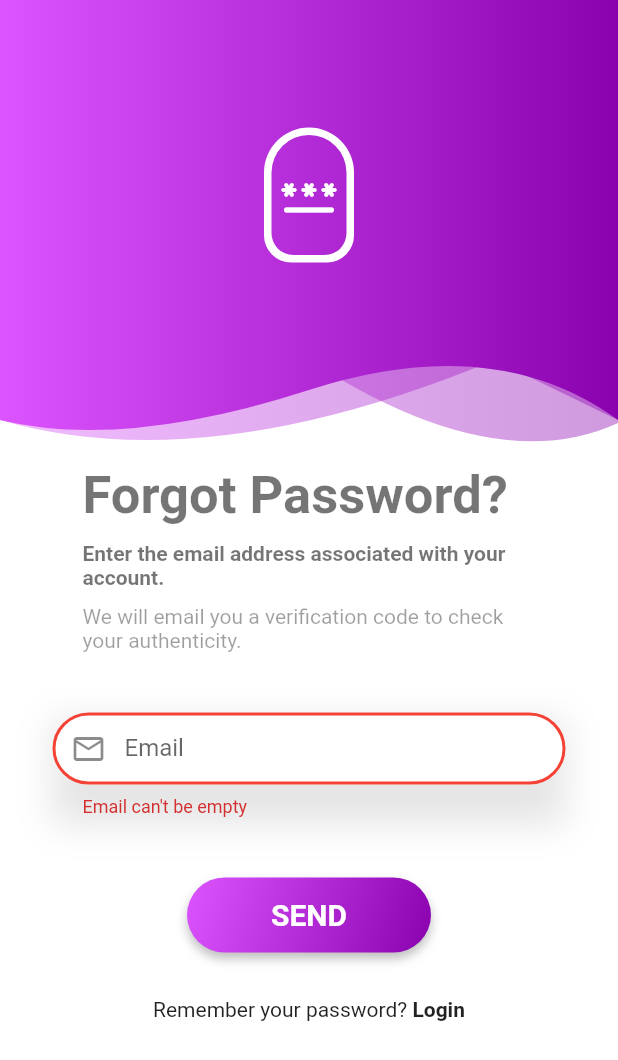
After one commit to heyru3/OSAP, a Flutter app: the ForgotPasswordPage screen opened directly, after a tap on "SEND", on a phone screen of 412 x 824 dp. The commit adds this screen. Shown: the top 1060 px of the screen. Run offline on Flutter 3.47's test engine with Material 2 defaults, Android fonts, the phone set to English and light mode, and no system bars; our stand-ins replace font_awesome_flutter, get, hexcolor, introduction_screen, lottie, otp_text_field; missing offline and left inert: tap_canvas.

Commit message:
Add forgot file
Add forgot dart file.

```diff
--- a/lib/app/modules/login/controllers/login_controller.dart
+++ b/lib/app/modules/login/controllers/login_controller.dart
@@ -2,6 +2,10 @@ import 'package:flutter/material.dart';
 import 'package:get/get.dart';
 
 class LoginController extends GetxController {
+
+  final formKey = GlobalKey<FormState>();
+  RxBool pinSuccess = false.obs;
+
   final GlobalKey<FormState> loginFormKey = GlobalKey<FormState>();
   late TextEditingController emailController, passwordController;
   var email = '';
--- /dev/null
+++ b/lib/app/modules/login/views/forgot_password_page.dart
@@ -0,0 +1,162 @@
+import 'package:flutter/gestures.dart';
+import 'package:flutter/material.dart';
+import 'package:get/get.dart';
+import 'package:osap/app/routes/app_pages.dart';
+
+import '../../../data/common/theme_helper.dart';
+import '../../../data/widget/header.dart';
+import 'forgot_password_verification_page.dart';
+
+class ForgotPasswordPage extends StatefulWidget {
+  const ForgotPasswordPage({Key? key}) : super(key: key);
+
+  @override
+  _ForgotPasswordPageState createState() => _ForgotPasswordPageState();
+}
+
+class _ForgotPasswordPageState extends State<ForgotPasswordPage> {
+  final _formKey = GlobalKey<FormState>();
+
+  @override
+  Widget build(BuildContext context) {
+    double _headerHeight = 300;
+    return Scaffold(
+        backgroundColor: Colors.white,
+        body: SingleChildScrollView(
+          child: Column(
+            children: [
+              Container(
+                height: _headerHeight,
+                child:
+                    HeaderWidget(_headerHeight, true, Icons.password_rounded),
+              ),
+              SafeArea(
+                child: Container(
+                  margin: EdgeInsets.fromLTRB(25, 10, 25, 10),
+                  padding: EdgeInsets.fromLTRB(10, 0, 10, 0),
+                  child: Column(
+                    children: [
+                      Container(
+                        alignment: Alignment.topLeft,
+                        margin: EdgeInsets.fromLTRB(20, 0, 20, 0),
+                        child: Column(
+                          mainAxisAlignment: MainAxisAlignment.start,
+                          crossAxisAlignment: CrossAxisAlignment.start,
+                          children: [
+                            Text(
+                              'Forgot Password?',
+                              style: TextStyle(
+                                  fontSize: 35,
+                                  fontWeight: FontWeight.bold,
+                                  color: Colors.black54),
+                              // textAlign: TextAlign.center,
+                            ),
+                            SizedBox(
+                              height: 10,
+                            ),
+                            Text(
+                              'Enter the email address associated with your account.',
+                              style: TextStyle(
+                                  // fontSize: 20,
+                                  fontWeight: FontWeight.bold,
+                                  color: Colors.black54),
+                              // textAlign: TextAlign.center,
+                            ),
+                            SizedBox(
+                              height: 10,
+                            ),
+                            Text(
+                              'We will email you a verification code to check your authenticity.',
+                              style: TextStyle(
+                                color: Colors.black38,
+                                // fontSize: 20,
+                              ),
+                              // textAlign: TextAlign.center,
+                            ),
+                          ],
+                        ),
+                      ),
+                      SizedBox(height: 40.0),
+                      Form(
+                        key: _formKey,
+                        child: Column(
+                          children: <Widget>[
+                            Container(
+                              child: TextFormField(
+                                decoration: ThemeHelper().textInputDecoration(
+                                    hintText: 'Enter your email',
+                                    iconData: Icons.email_outlined,
+                                    labelText: 'Email'),
+                                validator: (val) {
+                                  if (val!.isEmpty) {
+                                    return "Email can't be empty";
+                                  } else if (!RegExp(
+                                          r"^[a-zA-Z0-9.!#$%&'*+/=?^_`{|}~-]+@[a-zA-Z0-9](?:[a-zA-Z0-9-]{0,253}[a-zA-Z0-9])?(?:\.[a-zA-Z0-9](?:[a-zA-Z0-9-]{0,253}[a-zA-Z0-9])?)*$")
+                                      .hasMatch(val)) {
+                                    return "Enter a valid email address";
+                                  }
+                                  return null;
+                                },
+                              ),
+                              decoration:
+                                  ThemeHelper().inputBoxDecorationShadow(),
+                            ),
+                            SizedBox(height: 40.0),
+                            Container(
+                              decoration:
+                                  ThemeHelper().buttonBoxDecoration(context),
+                              child: ElevatedButton(
+                                style: ThemeHelper().buttonStyle(),
+                                child: Padding(
+                                  padding:
+                                      const EdgeInsets.fromLTRB(40, 10, 40, 10),
+                                  child: Text(
+                                    "Send".toUpperCase(),
+                                    style: TextStyle(
+                                      fontSize: 20,
+                                      fontWeight: FontWeight.bold,
+                                      color: Colors.white,
+                                    ),
+                                  ),
+                                ),
+                                onPressed: () {
+                                  if (_formKey.currentState!.validate()) {
+                                    Navigator.pushReplacement(
+                                      context,
+                                      MaterialPageRoute(
+                                          builder: (context) =>
+                                              ForgotPasswordVerificationPage()),
+                                    );
+                                  }
+                                },
+                              ),
+                            ),
+                            SizedBox(height: 30.0),
+                            Text.rich(
+                              TextSpan(
+                                children: [
+                                  TextSpan(text: "Remember your password? "),
+                                  TextSpan(
+                                    text: 'Login',
+                                    recognizer: TapGestureRecognizer()
+                                      ..onTap = () {
+                                        Get.toNamed(Routes.LOGIN);
+                                      },
+                                    style:
+                                        TextStyle(fontWeight: FontWeight.bold),
+                                  ),
+                                ],
+                              ),
+                            ),
+                          ],
+                        ),
+                      )
+                    ],
+                  ),
+                ),
+              )
+            ],
+          ),
+        ));
+  }
+}
--- a/lib/app/modules/login/views/login_view.dart
+++ b/lib/app/modules/login/views/login_view.dart
@@ -75,9 +75,7 @@ class LoginView extends GetView<LoginController> {
                           },
                           keyboardType: TextInputType.emailAddress,
                         ),
-                        SizedBox(
-                          height: 30,
-                        ),
+                        SizedBox(height: 30 ),
                         TextFormField(
                           controller: controller.passwordController,
                           obscureText: true,
--- a/pubspec.yaml
+++ b/pubspec.yaml
@@ -15,6 +15,7 @@ dependencies:
   hexcolor: ^2.0.6
   introduction_screen: ^3.0.2
   lottie: ^1.2.2
+  otp_text_field: ^1.1.3
   tap_canvas: ^0.9.4
 
 dev_dependencies:
```
Also changed, not shown: lib/app/modules/login/views/forgot_password_verification_page.dart (added, +149 -0 lines).
